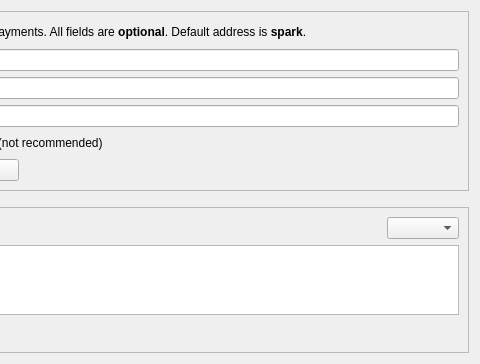
First picture: the form in src/qt/forms/receivecoinsdialog.ui, repository firoorg/firo, before the edit; both pictures show x 296 to 776 and y 0 to 364 of the 776 by 364 pixel window.
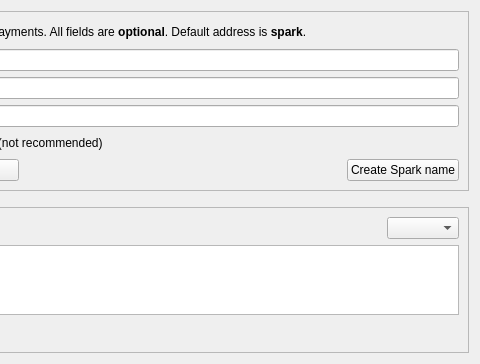
Second picture: the form after the edit. Custom widgets are drawn as their Qt base class.

Diff of the .ui file:
```diff
--- a/src/qt/forms/receivecoinsdialog.ui
+++ b/src/qt/forms/receivecoinsdialog.ui
@@ -205,6 +205,25 @@
             </property>
            </spacer>
           </item>
+          <item>
+           <widget class="QPushButton" name="createSparkNameButton">
+            <property name="sizePolicy">
+             <sizepolicy hsizetype="Minimum" vsizetype="Fixed">
+              <horstretch>0</horstretch>
+              <verstretch>0</verstretch>
+             </sizepolicy>
+            </property>
+            <property name="toolTip">
+             <string>Create new spark name.</string>
+            </property>
+            <property name="text">
+             <string>Create Spark name</string>
+            </property>
+            <property name="autoDefault">
+             <bool>false</bool>
+            </property>
+           </widget>
+          </item>
          </layout>
         </item>
         <item row="8" column="0">
```
